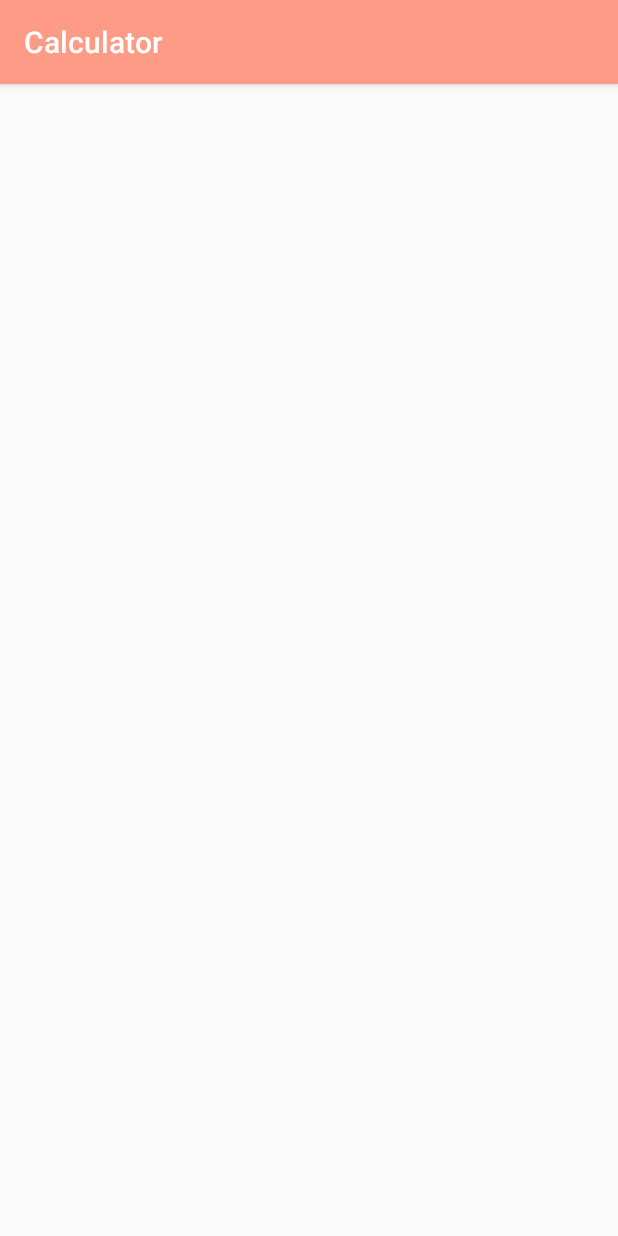
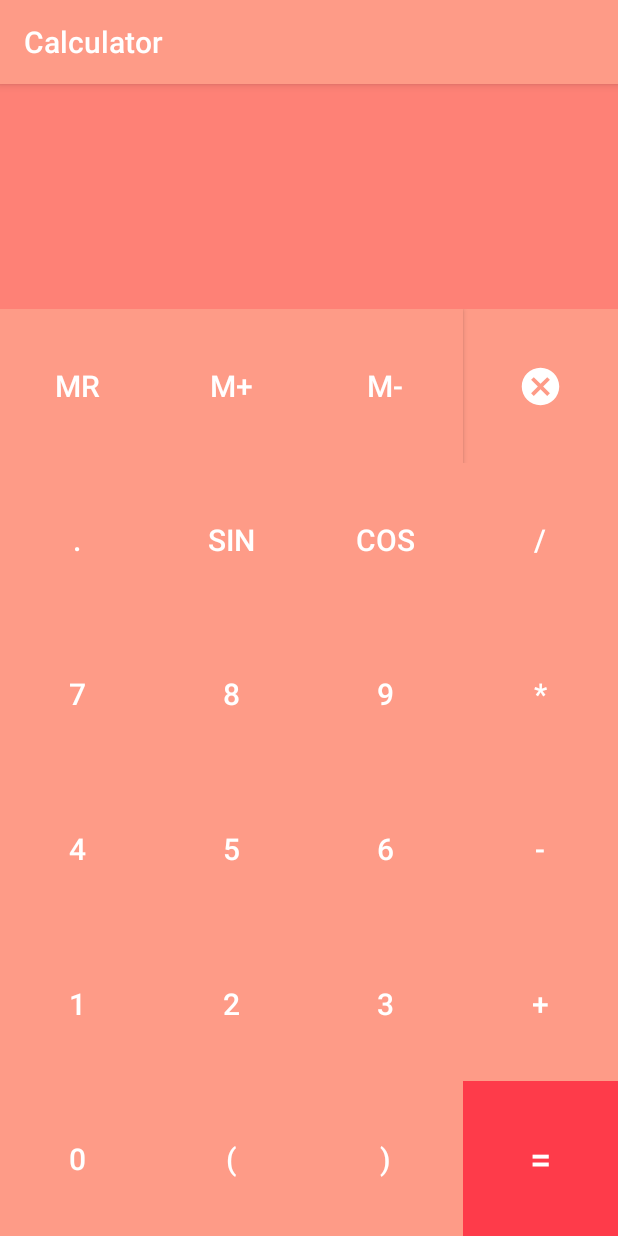
Before and after one commit to Likeprodingo/PMU1, an Android app: the screen it shows after launch (MainActivity), on a phone screen of 412 x 824 dp. Run offline under Robolectric (Android 15) with nearby library versions, the phone set to English and light mode, and no system bars.

Commit message:
Activity init

```diff
--- a/app/src/main/java/com/example/myapplicatijkn/MainActivity.java
+++ b/app/src/main/java/com/example/myapplicatijkn/MainActivity.java
@@ -13,4 +13,66 @@ import android.widget.TextView;
 
 
 public class MainActivity extends AppCompatActivity {
+    Button btn_1, btn_2, btn_3, btn_4, btn_5, btn_6, btn_7, btn_8, btn_9, btn_0, btn_dot,
+            btn_plus, btn_minus, btn_multiply, btn_divide, btn_equals,
+            btn_memMinus, btn_memPlus, btn_memRead,
+            btn_openBracket, btn_closeBracket,
+            btn_sin, btn_cos;
+
+    TextView expression, answer;
+
+    ImageView btn_clear;
+
+    StringBuilder str;
+
+    float memValue = 0;
+
+    int bracketsCount = 0;
+
+
+    @Override
+    protected void onCreate(Bundle savedInstanceState) {
+        super.onCreate(savedInstanceState);
+        setContentView(R.layout.activity_main);
+
+        str = new StringBuilder();
+
+        btn_0 = (Button) findViewById(R.id.n0);
+        btn_1 = (Button) findViewById(R.id.n1);
+        btn_2 = (Button) findViewById(R.id.n2);
+        btn_3 = (Button) findViewById(R.id.n3);
+        btn_4 = (Button) findViewById(R.id.n4);
+        btn_5 = (Button) findViewById(R.id.n5);
+        btn_6 = (Button) findViewById(R.id.n6);
+        btn_7 = (Button) findViewById(R.id.n7);
+        btn_8 = (Button) findViewById(R.id.n8);
+        btn_9 = (Button) findViewById(R.id.n9);
+        btn_dot = (Button) findViewById(R.id.dot);
+
+
+        btn_plus = (Button) findViewById(R.id.plus);
+        btn_minus = (Button) findViewById(R.id.minus);
+        btn_multiply = (Button) findViewById(R.id.multiplication);
+        btn_divide = (Button) findViewById(R.id.division);
+        btn_equals = (Button) findViewById(R.id.equals);
+        btn_clear = (ImageView) findViewById(R.id.del);
+
+
+        btn_memMinus = (Button) findViewById(R.id.mMinus);
+        btn_memPlus = (Button) findViewById(R.id.mPlus);
+        btn_memRead = (Button) findViewById(R.id.mr);
+
+
+        btn_openBracket = (Button) findViewById(R.id.firstSkobka);
+        btn_closeBracket = (Button) findViewById(R.id.secondSkobka);
+
+        btn_sin = (Button) findViewById(R.id.sin);
+        btn_cos = (Button) findViewById(R.id.cos);
+
+
+        expression = (TextView) findViewById(R.id.input);
+        answer = (TextView) findViewById(R.id.result);
+
+
+    }
 }
```
